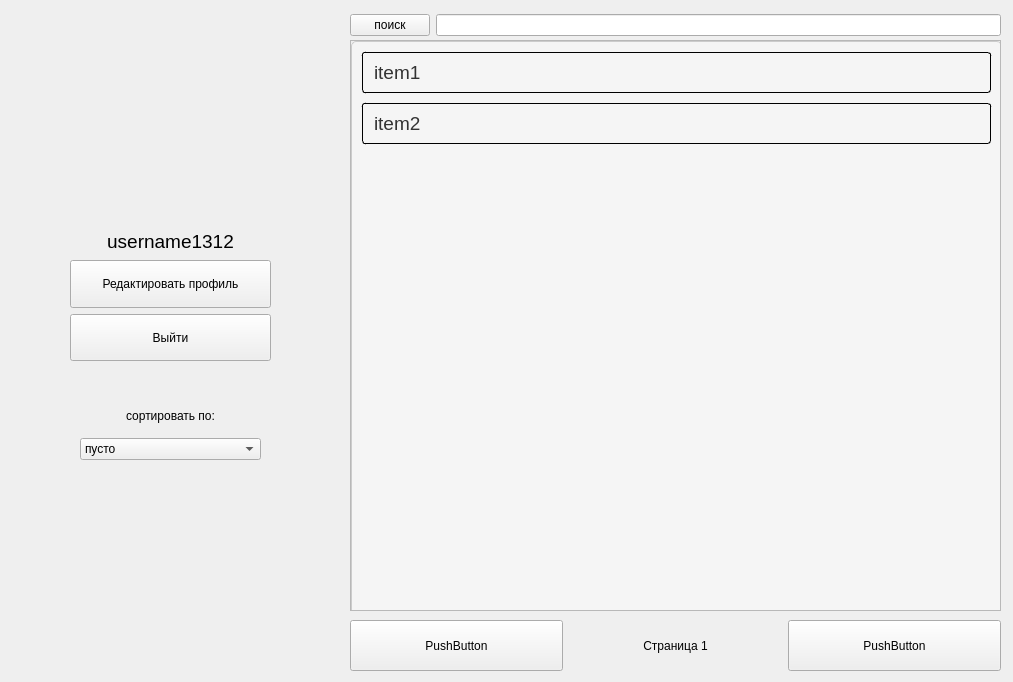
Above: windows/ui/shop_window.ui from aesthetic-what/kursovaya before the change. Below: the same form after it.
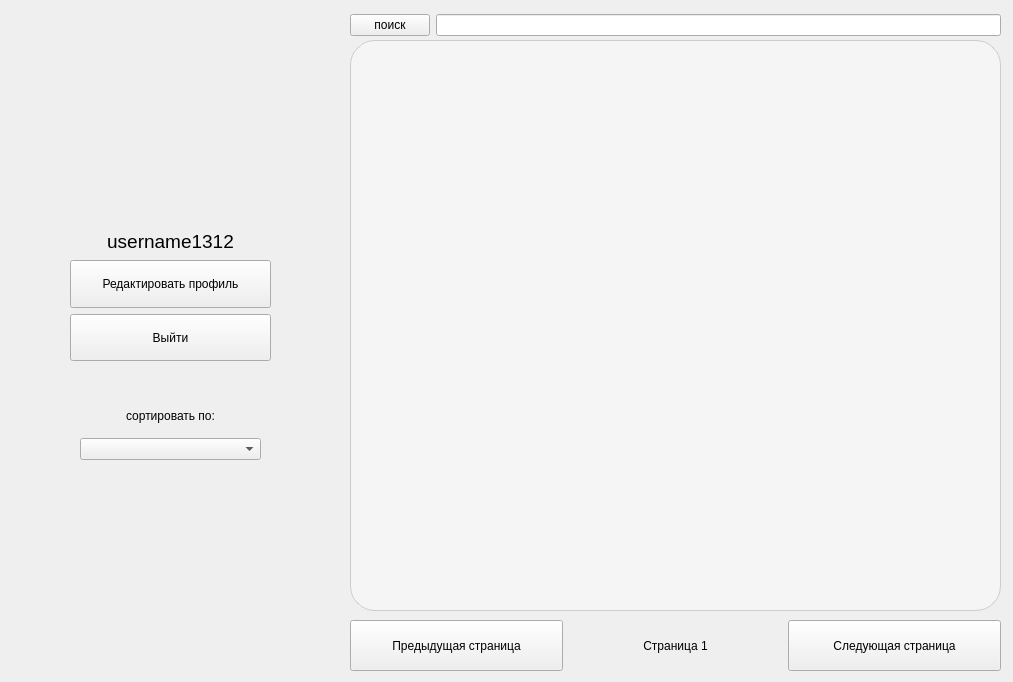
That is the form after the change. Icons and pictures are not drawn.

Patch:
```diff
--- a/windows/ui/shop_window.ui
+++ b/windows/ui/shop_window.ui
@@ -23,6 +23,9 @@
       <height>571</height>
      </rect>
     </property>
+    <property name="styleSheet">
+     <string notr="true">border-radius: 2px</string>
+    </property>
     <property name="widgetResizable">
      <bool>true</bool>
     </property>
@@ -31,17 +34,20 @@
       <rect>
        <x>0</x>
        <y>0</y>
-       <width>649</width>
-       <height>569</height>
+       <width>651</width>
+       <height>571</height>
       </rect>
      </property>
+     <property name="styleSheet">
+      <string notr="true"/>
+     </property>
      <widget class="QListWidget" name="listWidget">
       <property name="geometry">
        <rect>
         <x>0</x>
         <y>0</y>
         <width>651</width>
-        <height>601</height>
+        <height>571</height>
        </rect>
       </property>
       <property name="layoutDirection">
@@ -54,14 +60,14 @@
        <string notr="true">QListWidget {
     background-color: #f5f5f5; /* Цвет фона */
     border: 1px solid #ccc; /* Граница */
-    border-radius: 5px; /* Скругление углов */
-    padding: 5px;
+    border-radius: 25px; /* Скругление углов */
+    padding: 15px;
 }
 
 QListWidget::item {
     /*background-color: white; /* Фон элементов */
     color: #333; /* Цвет текста */
-    padding: 8px;
+    padding: 12px 15px;
     border: 1px solid;
     border-radius: 3px;
 	margin: 5px;
@@ -72,53 +78,14 @@
 }
 
 QListWidget::item:selected {
-    background-color: #0078d7; /* Цвет выделенного элемента */
-    color: white;
-    border: 1px solid #005a9e;
+    background-color: #005a9e; /* Темно-синий фон */
+    color: white; /* Белый текст */
+    font-weight: bold; /* Жирный текст для выделенного элемента */
 }</string>
       </property>
-      <item>
-       <property name="text">
-        <string>item1</string>
-       </property>
-       <property name="font">
-        <font>
-         <family>Segoe UI</family>
-         <pointsize>14</pointsize>
-         <weight>50</weight>
-         <bold>false</bold>
-        </font>
-       </property>
-       <property name="background">
-        <brush brushstyle="NoBrush">
-         <color alpha="255">
-          <red>177</red>
-          <green>177</green>
-          <blue>177</blue>
-         </color>
-        </brush>
-       </property>
-       <property name="foreground">
-        <brush brushstyle="NoBrush">
-         <color alpha="255">
-          <red>0</red>
-          <green>0</green>
-          <blue>0</blue>
-         </color>
-        </brush>
-       </property>
-      </item>
-      <item>
-       <property name="text">
-        <string>item2</string>
-       </property>
-       <property name="font">
-        <font>
-         <family>Segoe UI</family>
-         <pointsize>14</pointsize>
-        </font>
-       </property>
-      </item>
+      <property name="sortingEnabled">
+       <bool>true</bool>
+      </property>
      </widget>
     </widget>
    </widget>
@@ -141,7 +108,7 @@
         </sizepolicy>
        </property>
        <property name="text">
-        <string>PushButton</string>
+        <string>Предыдущая страница</string>
        </property>
       </widget>
      </item>
@@ -164,7 +131,7 @@
         </sizepolicy>
        </property>
        <property name="text">
-        <string>PushButton</string>
+        <string>Следующая страница</string>
        </property>
       </widget>
      </item>
@@ -301,7 +268,7 @@
       <widget class="QComboBox" name="comboBox">
        <item>
         <property name="text">
-         <string>пусто</string>
+         <string> </string>
         </property>
        </item>
        <item>
```
Left out of the diff: 28 changed lines with no effect on the pictures.
